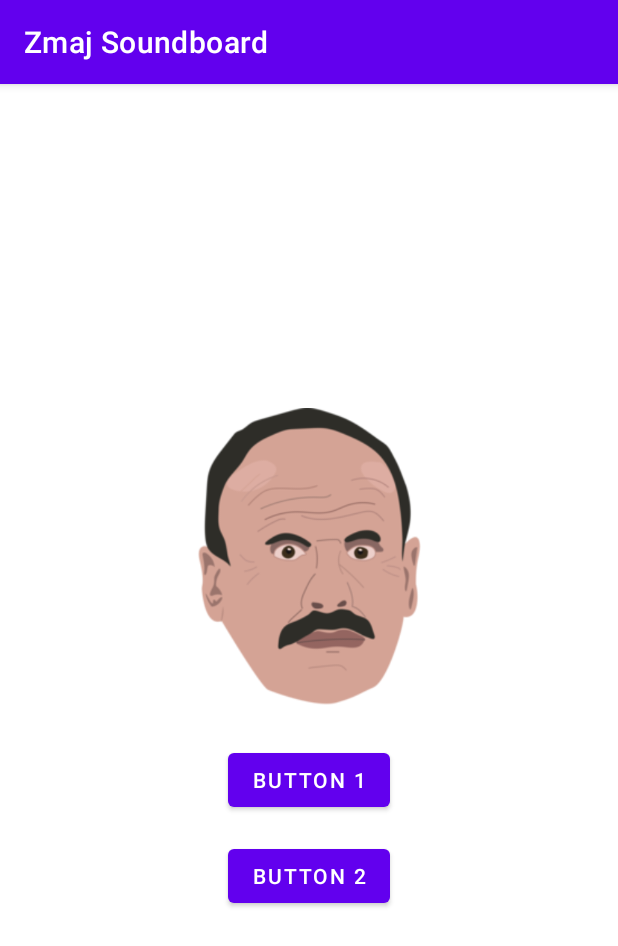
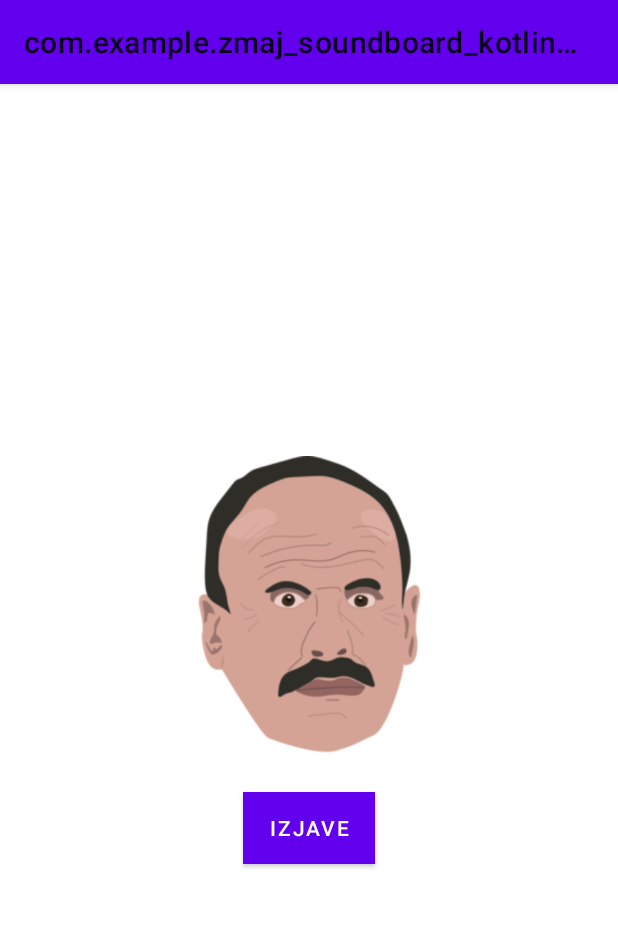
Before and after one commit to danecicvara/zmaj-soundboard-kotlin, an Android app: the screen it shows after launch (MainActivity), on a phone screen of 412 x 824 dp. Shown: the top 946 px of the screen. Run offline under Robolectric (Android 15) with nearby library versions, the phone set to English and light mode, and no system bars.

Commit message:
dodan splash, male promjene u mainactivity.kt, dodan support za day/night mode

```diff
--- a/app/build.gradle.kts
+++ b/app/build.gradle.kts
@@ -40,6 +40,7 @@ dependencies {
     implementation(libs.androidx.core.ktx)
     implementation(libs.androidx.appcompat)
     implementation(libs.material)
+    implementation(libs.androidx.recyclerview)
     testImplementation(libs.junit)
     androidTestImplementation(libs.androidx.junit)
     androidTestImplementation(libs.androidx.espresso.core)
--- a/app/src/main/java/com/example/zmaj_soundboard_kotlin/MainActivity.kt
+++ b/app/src/main/java/com/example/zmaj_soundboard_kotlin/MainActivity.kt
@@ -2,32 +2,49 @@ package com.example.zmaj_soundboard_kotlin
 
 import android.media.MediaPlayer
 import android.os.Bundle
+import android.view.View
 import android.widget.Button
 import android.widget.ImageView
 import androidx.appcompat.app.AppCompatActivity
+import androidx.recyclerview.widget.LinearLayoutManager
+import androidx.recyclerview.widget.RecyclerView
 
 class MainActivity : AppCompatActivity() {
 
     private lateinit var mediaPlayer: MediaPlayer
     private lateinit var imageView: ImageView
+    private lateinit var soundRecyclerView: RecyclerView
     private val soundList = listOf(
         R.raw.kasalj,
         R.raw.bjezi_dragoja,
         R.raw.ojebine
     )
 
+    private var isListVisible = false
+
     override fun onCreate(savedInstanceState: Bundle?) {
         super.onCreate(savedInstanceState)
         setContentView(R.layout.activity_main)
 
-        val playRandomButton: Button = findViewById(R.id.playRandomButton)
         imageView = findViewById(R.id.imageView)
+        soundRecyclerView = findViewById(R.id.soundRecyclerView)
 
-        playRandomButton.setOnClickListener {
+        val expandListButton: Button = findViewById(R.id.expandListButton)
+
+        setupRecyclerView()
+
+        imageView.setOnClickListener {
             playRandomSound(soundList.random())
         }
+
+        expandListButton.setOnClickListener {
+            toggleSoundList()
+        }
     }
-
+    private fun toggleSoundList() {
+        isListVisible = !isListVisible
+        soundRecyclerView.visibility = if (isListVisible) View.VISIBLE else View.GONE
+    }
     private fun playRandomSound(soundResId: Int) {
         if (::mediaPlayer.isInitialized && mediaPlayer.isPlaying) {
             mediaPlayer.release()
@@ -36,12 +53,17 @@ class MainActivity : AppCompatActivity() {
         mediaPlayer = MediaPlayer.create(this, soundResId)
         mediaPlayer.start()
 
-        // Change the image to the "playing" state
         imageView.setImageResource(R.drawable.zmaj_prica200)
 
-        // Set an OnCompletionListener to reset the image when the sound finishes
         mediaPlayer.setOnCompletionListener {
             resetImage()
+        }
+    }
+
+    private fun setupRecyclerView() {
+        soundRecyclerView.layoutManager = LinearLayoutManager(this)
+        soundRecyclerView.adapter = SoundAdapter(soundList) { soundResId ->
+            playRandomSound(soundResId)
         }
     }
 
--- /dev/null
+++ b/app/src/main/java/com/example/zmaj_soundboard_kotlin/SoundAdapter.kt
@@ -0,0 +1,32 @@
+package com.example.zmaj_soundboard_kotlin
+
+import android.view.LayoutInflater
+import android.view.View
+import android.view.ViewGroup
+import android.widget.Button
+import androidx.recyclerview.widget.RecyclerView
+
+class SoundAdapter(
+    private val soundList: List<Int>,
+    private val onSoundClick: (Int) -> Unit
+) : RecyclerView.Adapter<SoundAdapter.SoundViewHolder>() {
+
+    class SoundViewHolder(itemView: View) : RecyclerView.ViewHolder(itemView) {
+        val soundButton: Button = itemView.findViewById(R.id.soundButton)
+    }
+
+    override fun onCreateViewHolder(parent: ViewGroup, viewType: Int): SoundViewHolder {
+        val view = LayoutInflater.from(parent.context)
+            .inflate(R.layout.item_sound, parent, false)
+        return SoundViewHolder(view)
+    }
+
+    override fun onBindViewHolder(holder: SoundViewHolder, position: Int) {
+        holder.soundButton.text = "Sound ${position + 1}"
+        holder.soundButton.setOnClickListener {
+            onSoundClick(soundList[position])
+        }
+    }
+
+    override fun getItemCount(): Int = soundList.size
+}
--- a/app/src/main/res/layout/activity_main.xml
+++ b/app/src/main/res/layout/activity_main.xml
@@ -1,34 +1,31 @@
 <?xml version="1.0" encoding="utf-8"?>
-<LinearLayout
-    xmlns:android="http://schemas.android.com/apk/res/android"
+<LinearLayout xmlns:android="http://schemas.android.com/apk/res/android"
     android:layout_width="match_parent"
     android:layout_height="match_parent"
+    xmlns:tools="http://schemas.android.com/tools"
     android:orientation="vertical"
     android:gravity="center"
     android:padding="16dp">
 
-    <!-- Image at the top -->
     <ImageView
         android:id="@+id/imageView"
         android:layout_width="200dp"
         android:layout_height="200dp"
+        android:contentDescription="Zmaj"
         android:src="@drawable/zmaj_cuti200"
-        android:contentDescription="@string/app_name"
         android:layout_marginBottom="24dp"/>
 
-    <!-- First Button -->
     <Button
-        android:id="@+id/playRandomButton"
+        android:id="@+id/expandListButton"
         android:layout_width="wrap_content"
         android:layout_height="wrap_content"
-        android:text="Button 1"
-        android:layout_marginBottom="16dp"/>
+        android:background="#1e1824"
+        android:text="Izjave"/>
 
-    <!-- Second Button -->
-    <Button
-        android:id="@+id/button2"
-        android:layout_width="wrap_content"
+    <androidx.recyclerview.widget.RecyclerView
+        android:id="@+id/soundRecyclerView"
+        android:layout_width="match_parent"
         android:layout_height="wrap_content"
-        android:text="Button 2"/>
-
+        tools:listItem="@layout/item_sound"
+        android:visibility="gone" />
 </LinearLayout>
--- a/app/src/main/res/values-night/themes.xml
+++ b/app/src/main/res/values-night/themes.xml
@@ -1,16 +1,12 @@
 <resources xmlns:tools="http://schemas.android.com/tools">
-    <!-- Base application theme. -->
-    <style name="Theme.MyApplication" parent="Theme.MaterialComponents.DayNight.DarkActionBar">
-        <!-- Primary brand color. -->
-        <item name="colorPrimary">@color/purple_200</item>
-        <item name="colorPrimaryVariant">@color/purple_700</item>
-        <item name="colorOnPrimary">@color/black</item>
-        <!-- Secondary brand color. -->
-        <item name="colorSecondary">@color/teal_200</item>
-        <item name="colorSecondaryVariant">@color/teal_200</item>
-        <item name="colorOnSecondary">@color/black</item>
-        <!-- Status bar color. -->
-        <item name="android:statusBarColor">?attr/colorPrimaryVariant</item>
-        <!-- Customize your theme here. -->
+    <style name="Theme.Zmaj" parent="Theme.MaterialComponents.DayNight">
+        <!-- Primary colors -->
+        <item name="colorPrimary">@color/primaryColorDark</item>
+        <item name="colorPrimaryVariant">@color/primaryColorLight</item>
+        <item name="colorOnPrimary">@color/textDark</item>
+
+        <!-- Background colors -->
+        <item name="android:colorBackground">@color/backgroundDark</item>
+        <item name="android:textColor">@color/textDark</item>
     </style>
 </resources>
--- a/app/src/main/res/values/colors.xml
+++ b/app/src/main/res/values/colors.xml
@@ -1,10 +1,9 @@
 <?xml version="1.0" encoding="utf-8"?>
 <resources>
-    <color name="purple_200">#FFBB86FC</color>
-    <color name="purple_500">#FF6200EE</color>
-    <color name="purple_700">#FF3700B3</color>
-    <color name="teal_200">#FF03DAC5</color>
-    <color name="teal_700">#FF018786</color>
-    <color name="black">#FF000000</color>
-    <color name="white">#FFFFFFFF</color>
+    <color name="primaryColorLight">#6200EE</color>
+    <color name="primaryColorDark">#BB86FC</color>
+    <color name="backgroundLight">#FFFFFF</color>
+    <color name="backgroundDark">#1e1824</color>
+    <color name="textLight">#000000</color>
+    <color name="textDark">#FFFFFF</color>
 </resources>
--- a/app/src/main/res/values/strings.xml
+++ /dev/null
@@ -1,3 +0,0 @@
-<resources>
-    <string name="app_name">Zmaj Soundboard</string>
-</resources>
--- /dev/null
+++ b/app/src/main/res/values/styles.xml
@@ -0,0 +1,3 @@
+<?xml version="1.0" encoding="utf-8"?>
+<resources>
+</resources>
--- a/app/src/main/res/values/themes.xml
+++ b/app/src/main/res/values/themes.xml
@@ -1,16 +1,9 @@
 <resources xmlns:tools="http://schemas.android.com/tools">
     <!-- Base application theme. -->
-    <style name="Theme.MyApplication" parent="Theme.MaterialComponents.DayNight.DarkActionBar">
-        <!-- Primary brand color. -->
-        <item name="colorPrimary">@color/purple_500</item>
-        <item name="colorPrimaryVariant">@color/purple_700</item>
-        <item name="colorOnPrimary">@color/white</item>
-        <!-- Secondary brand color. -->
-        <item name="colorSecondary">@color/teal_200</item>
-        <item name="colorSecondaryVariant">@color/teal_700</item>
-        <item name="colorOnSecondary">@color/black</item>
-        <!-- Status bar color. -->
-        <item name="android:statusBarColor">?attr/colorPrimaryVariant</item>
-        <!-- Customize your theme here. -->
+    <style name="Theme.Zmaj" parent="Theme.MaterialComponents.DayNight">
+        <item name="colorPrimary">@color/primaryColorLight</item>
+        <item name="android:colorBackground">@color/backgroundLight</item>
+        <item name="android:textColor">@color/textLight</item>
     </style>
+
 </resources>
--- a/gradle/libs.versions.toml
+++ b/gradle/libs.versions.toml
@@ -7,6 +7,7 @@ junitVersion = "1.2.1"
 espressoCore = "3.6.1"
 appcompat = "1.7.0"
 material = "1.12.0"
+recyclerview = "1.4.0"
 
 [libraries]
 androidx-core-ktx = { group = "androidx.core", name = "core-ktx", version.ref = "coreKtx" }
@@ -15,6 +16,7 @@ androidx-junit = { group = "androidx.test.ext", name = "junit", version.ref = "j
 androidx-espresso-core = { group = "androidx.test.espresso", name = "espresso-core", version.ref = "espressoCore" }
 androidx-appcompat = { group = "androidx.appcompat", name = "appcompat", version.ref = "appcompat" }
 material = { group = "com.google.android.material", name = "material", version.ref = "material" }
+androidx-recyclerview = { group = "androidx.recyclerview", name = "recyclerview", version.ref = "recyclerview" }
 
 [plugins]
 android-application = { id = "com.android.application", version.ref = "agp" }
```
Also changed, not shown: app/src/main/AndroidManifest.xml (+12 -3 lines), app/src/main/java/com/example/zmaj_soundboard_kotlin/SplashScreenActivity.kt (added, +20 -0 lines), app/src/main/res/drawable/splash.xml (added, +37 -0 lines), app/src/main/res/layout/activity_splash.xml (added, +17 -0 lines), app/src/main/res/layout/item_sound.xml (added, +12 -0 lines).
